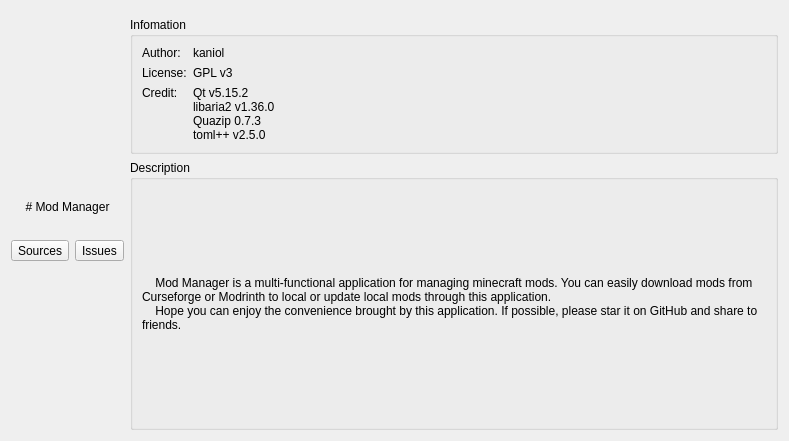
This is src/ui/aboutdialog.ui in kaniol-lck/modmanager as Qt 5 draws it before an edit. The edited form follows.
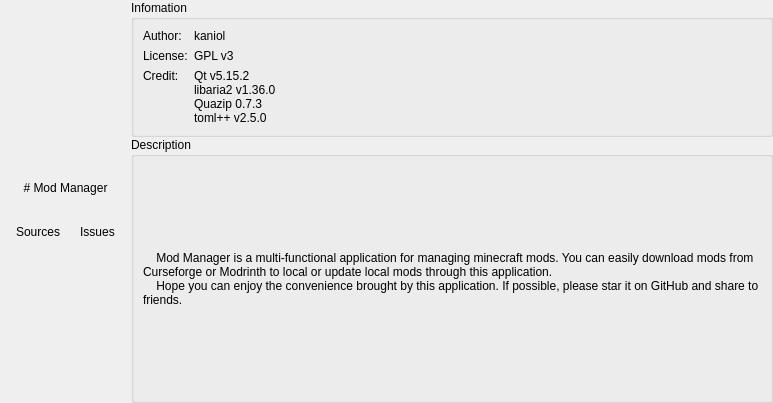
This is the edited form. Icons and pictures are not drawn.

```diff
--- a/src/ui/aboutdialog.ui
+++ b/src/ui/aboutdialog.ui
@@ -6,15 +6,150 @@
    <rect>
     <x>0</x>
     <y>0</y>
-    <width>789</width>
-    <height>441</height>
+    <width>773</width>
+    <height>403</height>
    </rect>
   </property>
   <property name="windowTitle">
    <string>About Mod Manager</string>
   </property>
-  <layout class="QGridLayout" name="gridLayout_3">
+  <layout class="QGridLayout" name="gridLayout_6">
+   <property name="leftMargin">
+    <number>0</number>
+   </property>
+   <property name="topMargin">
+    <number>0</number>
+   </property>
+   <property name="rightMargin">
+    <number>0</number>
+   </property>
+   <property name="bottomMargin">
+    <number>0</number>
+   </property>
+   <property name="spacing">
+    <number>0</number>
+   </property>
+   <item row="0" column="0" colspan="2">
+    <layout class="QGridLayout" name="titleLayout"/>
+   </item>
+   <item row="1" column="0">
+    <widget class="QWidget" name="leftWidget" native="true">
+     <layout class="QVBoxLayout" name="verticalLayout">
+      <item>
+       <spacer name="verticalSpacer_2">
+        <property name="orientation">
+         <enum>Qt::Vertical</enum>
+        </property>
+        <property name="sizeHint" stdset="0">
+         <size>
+          <width>20</width>
+          <height>40</height>
+         </size>
+        </property>
+       </spacer>
+      </item>
+      <item>
+       <widget class="QLabel" name="label">
+        <property name="text">
+         <string/>
+        </property>
+        <property name="pixmap">
+         <pixmap resource="../images/image.qrc">:/image/modmanager.png</pixmap>
+        </property>
+       </widget>
+      </item>
+      <item>
+       <widget class="QLabel" name="label_7">
+        <property name="text">
+         <string># Mod Manager</string>
+        </property>
+        <property name="textFormat">
+         <enum>Qt::MarkdownText</enum>
+        </property>
+        <property name="alignment">
+         <set>Qt::AlignCenter</set>
+        </property>
+       </widget>
+      </item>
+      <item>
+       <widget class="QLabel" name="versionText">
+        <property name="font">
+         <font>
+          <weight>75</weight>
+          <bold>true</bold>
+         </font>
+        </property>
+        <property name="text">
+         <string notr="true"/>
+        </property>
+        <property name="alignment">
+         <set>Qt::AlignCenter</set>
+        </property>
+       </widget>
+      </item>
+      <item>
+       <layout class="QHBoxLayout" name="horizontalLayout">
+        <item>
+         <widget class="QToolButton" name="toolButton">
+          <property name="text">
+           <string>Sources</string>
+          </property>
+          <property name="icon">
+           <iconset resource="../images/image.qrc">
+            <normaloff>:/image/github.svg</normaloff>:/image/github.svg</iconset>
+          </property>
+          <property name="toolButtonStyle">
+           <enum>Qt::ToolButtonTextBesideIcon</enum>
+          </property>
+          <property name="autoRaise">
+           <bool>true</bool>
+          </property>
+         </widget>
+        </item>
+        <item>
+         <widget class="QToolButton" name="toolButton_2">
+          <property name="sizePolicy">
+           <sizepolicy hsizetype="Fixed" vsizetype="Fixed">
+            <horstretch>0</horstretch>
+            <verstretch>0</verstretch>
+           </sizepolicy>
+          </property>
+          <property name="text">
+           <string>Issues</string>
+          </property>
+          <property name="icon">
+           <iconset resource="../images/image.qrc">
+            <normaloff>:/image/github.svg</normaloff>:/image/github.svg</iconset>
+          </property>
+          <property name="toolButtonStyle">
+           <enum>Qt::ToolButtonTextBesideIcon</enum>
+          </property>
+          <property name="autoRaise">
+           <bool>true</bool>
+          </property>
+         </widget>
+        </item>
+       </layout>
+      </item>
+      <item>
+       <spacer name="verticalSpacer">
+        <property name="orientation">
+         <enum>Qt::Vertical</enum>
+        </property>
+        <property name="sizeHint" stdset="0">
+         <size>
+          <width>20</width>
+          <height>40</height>
+         </size>
+        </property>
+       </spacer>
+      </item>
+     </layout>
+    </widget>
+   </item>
    <item row="1" column="1">
+    <layout class="QVBoxLayout" name="verticalLayout_2">
+     <item>
     <widget class="QGroupBox" name="groupBox_2">
      <property name="title">
       <string>Infomation</string>
@@ -78,7 +213,7 @@
      </layout>
     </widget>
    </item>
-   <item row="2" column="1">
+     <item>
     <widget class="QGroupBox" name="groupBox">
      <property name="sizePolicy">
       <sizepolicy hsizetype="Preferred" vsizetype="Expanding">
@@ -109,111 +244,6 @@
       </item>
      </layout>
     </widget>
-   </item>
-   <item row="0" column="0" rowspan="3">
-    <layout class="QVBoxLayout" name="verticalLayout">
-     <item>
-      <spacer name="verticalSpacer_2">
-       <property name="orientation">
-        <enum>Qt::Vertical</enum>
-       </property>
-       <property name="sizeHint" stdset="0">
-        <size>
-         <width>20</width>
-         <height>40</height>
-        </size>
-       </property>
-      </spacer>
-     </item>
-     <item>
-      <widget class="QLabel" name="label">
-       <property name="text">
-        <string/>
-       </property>
-       <property name="pixmap">
-        <pixmap resource="../images/image.qrc">:/image/modmanager.png</pixmap>
-       </property>
-      </widget>
-     </item>
-     <item>
-      <widget class="QLabel" name="label_7">
-       <property name="text">
-        <string># Mod Manager</string>
-       </property>
-       <property name="textFormat">
-        <enum>Qt::MarkdownText</enum>
-       </property>
-       <property name="alignment">
-        <set>Qt::AlignCenter</set>
-       </property>
-      </widget>
-     </item>
-     <item>
-      <widget class="QLabel" name="versionText">
-       <property name="font">
-        <font>
-         <weight>75</weight>
-         <bold>true</bold>
-        </font>
-       </property>
-       <property name="text">
-        <string notr="true"/>
-       </property>
-       <property name="alignment">
-        <set>Qt::AlignCenter</set>
-       </property>
-      </widget>
-     </item>
-     <item>
-      <layout class="QHBoxLayout" name="horizontalLayout">
-       <item>
-        <widget class="QToolButton" name="toolButton">
-         <property name="text">
-          <string>Sources</string>
-         </property>
-         <property name="icon">
-          <iconset resource="../images/image.qrc">
-           <normaloff>:/image/github.svg</normaloff>:/image/github.svg</iconset>
-         </property>
-         <property name="toolButtonStyle">
-          <enum>Qt::ToolButtonTextBesideIcon</enum>
-         </property>
-        </widget>
-       </item>
-       <item>
-        <widget class="QToolButton" name="toolButton_2">
-         <property name="sizePolicy">
-          <sizepolicy hsizetype="Fixed" vsizetype="Fixed">
-           <horstretch>0</horstretch>
-           <verstretch>0</verstretch>
-          </sizepolicy>
-         </property>
-         <property name="text">
-          <string>Issues</string>
-         </property>
-         <property name="icon">
-          <iconset resource="../images/image.qrc">
-           <normaloff>:/image/github.svg</normaloff>:/image/github.svg</iconset>
-         </property>
-         <property name="toolButtonStyle">
-          <enum>Qt::ToolButtonTextBesideIcon</enum>
-         </property>
-        </widget>
-       </item>
-      </layout>
-     </item>
-     <item>
-      <spacer name="verticalSpacer">
-       <property name="orientation">
-        <enum>Qt::Vertical</enum>
-       </property>
-       <property name="sizeHint" stdset="0">
-        <size>
-         <width>20</width>
-         <height>40</height>
-        </size>
-       </property>
-      </spacer>
      </item>
     </layout>
    </item>
```
Lines whose indentation alone changed are shown as unchanged.
